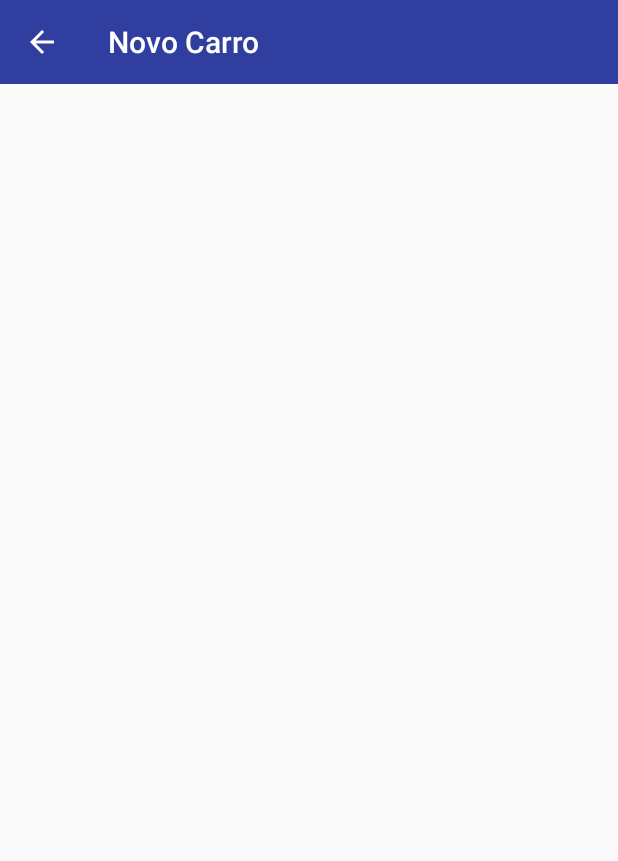
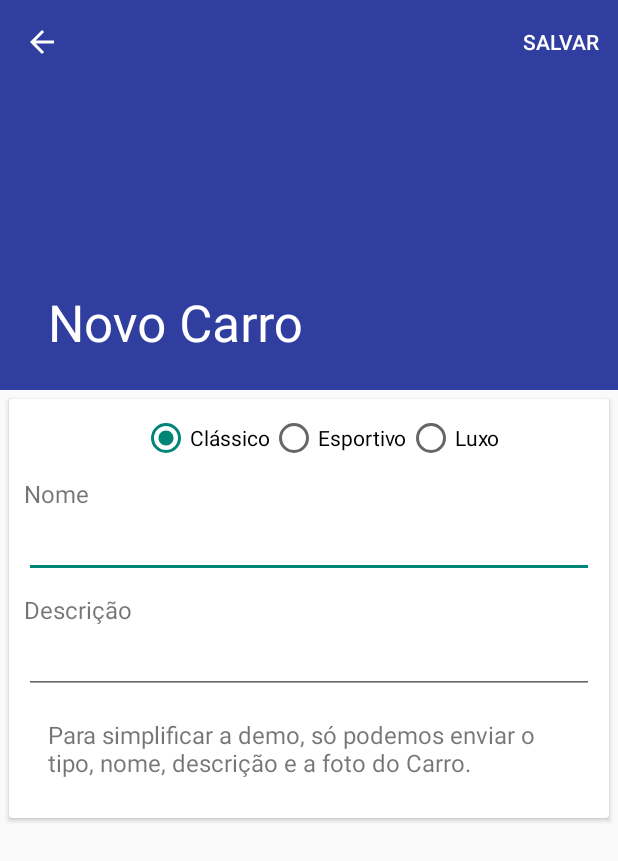
Before and after one commit to JosivanioMarinho/car-project, an Android app: the CarroFormActivity screen opened directly, with no data from a screen before it, on a phone screen of 412 x 824 dp. Shown: the top 861 px of the screen. Run offline under Robolectric (Android 15) with nearby library versions, the phone set to English and light mode, and no system bars; our stand-ins replace EventBus.

Commit message:
Conclusao da criacao e delecao de carros

```diff
--- a/app/build.gradle
+++ b/app/build.gradle
@@ -59,4 +59,6 @@ dependencies {
     implementation 'com.google.code.gson:gson:2.8.2'
     // OKHttp
     implementation 'com.squareup.okhttp3:okhttp:3.10.0'
+    // Bus de eventos
+    implementation 'org.greenrobot:eventbus:3.1.1'
 }
--- a/app/src/main/java/livroandroid/com/carros/adapter/CarroAdapter.kt
+++ b/app/src/main/java/livroandroid/com/carros/adapter/CarroAdapter.kt
@@ -3,10 +3,6 @@ package livroandroid.com.carros.adapter
 import android.view.LayoutInflater
 import android.view.View
 import android.view.ViewGroup
-import android.widget.ImageView
-import android.widget.ProgressBar
-import android.widget.TextView
-import androidx.cardview.widget.CardView
 import androidx.recyclerview.widget.RecyclerView
 import livroandroid.com.carros.R
 import livroandroid.com.carros.domain.Carro
--- a/app/src/main/java/livroandroid/com/carros/domain/Carro.kt
+++ b/app/src/main/java/livroandroid/com/carros/domain/Carro.kt
@@ -4,10 +4,10 @@ import java.io.Serializable
 
 class Carro : Serializable {
 
-    var id: Long = 0
+    var id: Long? = null
     var tipo = ""
     var nome = ""
-    var desc = ""
+    var descricao = ""
     var urlFoto = ""
     var urlInfo = ""
     var urlVideo = ""
--- /dev/null
+++ b/app/src/main/java/livroandroid/com/carros/domain/RefreshListEvent.kt
@@ -0,0 +1,4 @@
+package livroandroid.com.carros.domain
+
+class RefreshListEvent {
+}
--- a/app/src/main/java/livroandroid/com/carros/utils/HttpHelper.kt
+++ b/app/src/main/java/livroandroid/com/carros/utils/HttpHelper.kt
@@ -43,7 +43,7 @@ object HttpHelper {
         return getJson(request)
     }
     // Lê a resposta do servidor no formato json
-    private fun getJson(request: Request?): String {
+    private fun getJson(request: Request): String {
         val response = client.newCall(request).execute()
         val responseBody = response.body()
         if (responseBody != null) {
--- a/app/src/main/res/layout/activity_carro_form.xml
+++ b/app/src/main/res/layout/activity_carro_form.xml
@@ -1,15 +1,45 @@
 <?xml version="1.0" encoding="utf-8"?>
-<LinearLayout xmlns:android="http://schemas.android.com/apk/res/android"
+<androidx.coordinatorlayout.widget.CoordinatorLayout xmlns:android="http://schemas.android.com/apk/res/android"
     xmlns:app="http://schemas.android.com/apk/res-auto"
-    xmlns:tools="http://schemas.android.com/tools"
     android:layout_width="match_parent"
     android:layout_height="match_parent"
-    tools:context=".activity.CarroFormActivity"
-    android:orientation="vertical">
-
-    <!-- Toobar -->
-    <include layout="@layout/toobar"/>
-
-    <!-- Views do formulário de cadastro aqui -->
-
-</LinearLayout>
+    android:fitsSystemWindows="true">
+    <!-- Conteúdo com scroll -->
+    <androidx.core.widget.NestedScrollView
+        android:layout_width="match_parent"
+        android:layout_height="match_parent"
+        app:layout_behavior="@string/appbar_scrolling_view_behavior">
+        <!-- Conteúdo da tela -->
+        <include layout="@layout/activity_carro_form_contents" />
+    </androidx.core.widget.NestedScrollView>
+    <!-- Layout da app bar -->
+    <com.google.android.material.appbar.AppBarLayout
+        android:id="@+id/appbar"
+        android:layout_width="match_parent"
+        android:layout_height="260dp"
+        android:fitsSystemWindows="true"
+        android:theme="@style/ThemeOverlay.AppCompat.Dark.ActionBar">
+        <com.google.android.material.appbar.CollapsingToolbarLayout
+            android:id="@+id/collapsing_toolbar"
+            android:layout_width="match_parent"
+            android:layout_height="match_parent"
+            android:fitsSystemWindows="true"
+            app:contentScrim="?attr/colorPrimary"
+            app:layout_scrollFlags="scroll|exitUntilCollapsed">
+            <!-- Imagem do header -->
+            <ImageView
+                android:id="@+id/appBarImg"
+                android:layout_width="match_parent"
+                android:layout_height="match_parent"
+                android:background="@color/colorPrimary"
+                android:fitsSystemWindows="true"
+                app:layout_collapseMode="parallax" />
+            <androidx.appcompat.widget.Toolbar
+                android:id="@+id/toolbar"
+                android:layout_width="match_parent"
+                android:layout_height="?attr/actionBarSize"
+                app:layout_collapseMode="pin"
+                app:popupTheme="@style/ThemeOverlay.AppCompat.Light" />
+        </com.google.android.material.appbar.CollapsingToolbarLayout>
+    </com.google.android.material.appbar.AppBarLayout>
+</androidx.coordinatorlayout.widget.CoordinatorLayout>
--- /dev/null
+++ b/app/src/main/res/layout/activity_carro_form_contents.xml
@@ -0,0 +1,74 @@
+<?xml version="1.0" encoding="utf-8"?>
+<androidx.cardview.widget.CardView xmlns:android="http://schemas.android.com/apk/res/android"
+    xmlns:app="http://schemas.android.com/apk/res-auto"
+    xmlns:card_view="http://schemas.android.com/tools"
+    android:layout_width="match_parent"
+    android:layout_height="wrap_content"
+    android:layout_margin="6dp"
+    android:padding="16dp"
+    app:cardUseCompatPadding="false"
+    card_view:cardCornerRadius="2dp">
+    <LinearLayout
+        android:layout_width="match_parent"
+        android:layout_height="wrap_content"
+        android:gravity="center_vertical"
+        android:orientation="vertical"
+        android:padding="10dp">
+        <!-- Tipo -->
+        <RadioGroup
+            android:id="@+id/radioTipo"
+            android:layout_width="wrap_content"
+            android:layout_height="wrap_content"
+            android:layout_marginLeft="8dp"
+            android:layout_gravity="center_horizontal"
+            android:orientation="horizontal">
+            <RadioButton
+                android:id="@+id/tipoClassico"
+                android:layout_width="wrap_content"
+                android:layout_height="wrap_content"
+                android:checked="true"
+                android:text="@string/classico" />
+            <RadioButton
+                android:id="@+id/tipoEsportivo"
+                android:layout_width="wrap_content"
+                android:layout_height="wrap_content"
+                android:text="@string/esportivo" />
+            <RadioButton
+                android:id="@+id/tipoLuxo"
+                android:layout_width="wrap_content"
+                android:layout_height="wrap_content"
+                android:text="@string/luxo" />
+        </RadioGroup>
+        <!-- Nome -->
+        <TextView
+            android:layout_width="wrap_content"
+            android:layout_height="wrap_content"
+            android:text="@string/nome"
+            android:textSize="16sp"
+            android:layout_marginTop="10dp"/>
+        <EditText
+            android:id="@+id/tNome"
+            android:layout_width="match_parent"
+            android:layout_height="wrap_content"
+            android:singleLine="true" />
+        <!-- Desc -->
+        <TextView
+            android:layout_width="wrap_content"
+            android:layout_height="wrap_content"
+            android:text="@string/descricao"
+            android:textSize="16sp"
+            android:layout_marginTop="10dp"/>
+        <EditText
+            android:id="@+id/tDesc"
+            android:layout_width="match_parent"
+            android:layout_height="match_parent" />
+        <!-- Mais... -->
+        <TextView
+            android:layout_width="match_parent"
+            android:layout_height="match_parent"
+            android:layout_margin="16dp"
+            android:text="Para simplificar a demo, só podemos enviar o tipo, nome, descrição e a foto do Carro."
+            android:textSize="16sp"
+            android:layout_marginTop="10dp"/>
+    </LinearLayout>
+</androidx.cardview.widget.CardView>
--- /dev/null
+++ b/app/src/main/res/menu/menu_carro_form.xml
@@ -0,0 +1,10 @@
+<?xml version="1.0" encoding="utf-8"?>
+<menu xmlns:android="http://schemas.android.com/apk/res/android"
+    xmlns:app="http://schemas.android.com/apk/res-auto">
+
+    <item
+        android:id="@+id/action_salvar"
+        android:title="@string/action_salvar"
+        app:showAsAction="always"/>
+
+</menu>
```
Also changed, not shown: app/src/main/java/livroandroid/com/carros/activity/CarroActivity.kt (+27 -5 lines), app/src/main/java/livroandroid/com/carros/activity/CarroFormActivity.kt (+57 -0 lines), app/src/main/java/livroandroid/com/carros/domain/CarroService.kt (+10 -0 lines), app/src/main/java/livroandroid/com/carros/fragments/CarrosFragment.kt (+23 -0 lines).
